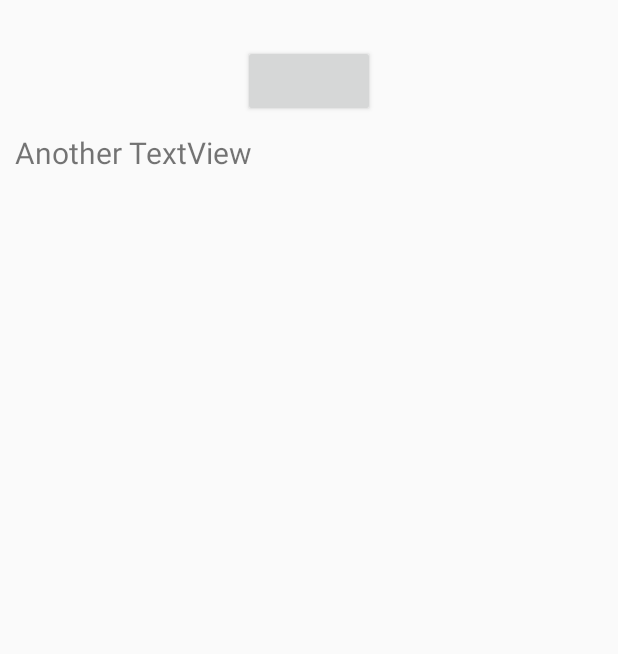
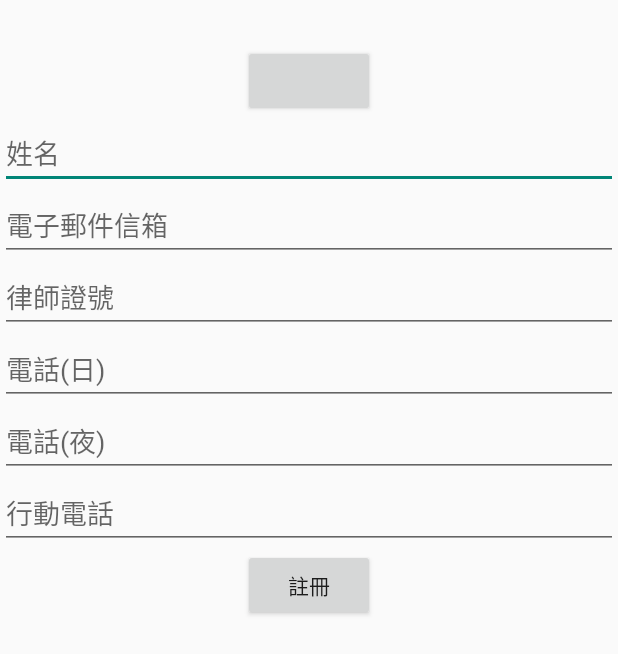
Before and after one commit to 668Jerry/democrasafe, an Android app: the layout fetch.xml on its own in the app's theme, with its tools: preview values and no code run, on a phone screen of 412 x 824 dp. Shown: the top 654 px of the screen. Run offline under Robolectric (Android 15) with nearby library versions, the phone set to English and light mode, and no system bars; plain views replace LoginButton.

Commit message:
fb finished

```diff
--- a/app/src/main/java/org/g0v/democrasafe/LoginActivity.java
+++ b/app/src/main/java/org/g0v/democrasafe/LoginActivity.java
@@ -23,6 +23,7 @@ import android.view.View;
 import android.view.ViewGroup;
 import android.os.Build;
 import android.view.Window;
+import android.widget.EditText;
 import android.widget.LinearLayout;
 import android.widget.TextView;
 
@@ -124,15 +125,15 @@ public class LoginActivity extends FragmentActivity {
     private String buildUserInfoDisplay(GraphUser user) {
         StringBuilder userInfo = new StringBuilder("");
 
-        sUserName = String.format("Name: %s\n\n", user.getName());
+        sUserName = user.getName().toString();
         userInfo.append(sUserName);
         Log.d("facebook", sUserName);
 
-        sUserID = String.format("Id: %s\n\n", user.getId());
+        sUserID = user.getId().toString();
         userInfo.append(sUserID);
         Log.d("facebook", sUserID);
 
-        sUserLanguage = String.format("Locale: %s\n\n", user.getProperty("locale"));
+        sUserLanguage = user.getProperty("locale").toString();
         userInfo.append(sUserLanguage);
         Log.d("facebook", sUserLanguage);
 
@@ -173,7 +174,7 @@ public class LoginActivity extends FragmentActivity {
                                     // Display the parsed user info
                                     Log.d("facebook", buildUserInfoDisplay(user));
                                     showFragment(SELECTION, false);
-                                    ((SelectionFragment)fragments[SELECTION]).setUserInformation(sUserID,sUserName,sUserLanguage);
+                                    ((SelectionFragment)fragments[SELECTION]).setUserInformation(sUserID, sUserName, sUserLanguage);
                                 }
                             }
                         }
@@ -292,7 +293,12 @@ public class LoginActivity extends FragmentActivity {
         public SelectionFragment() {
         }
 
-        private TextView userInfoTextView;
+        private EditText etName;
+        private EditText etEmail;
+        private EditText etNumber;
+        private EditText etTelDay;
+        private EditText etTelNight;
+        private EditText etCell;
 
         @Override
         public View onCreateView(LayoutInflater inflater,
@@ -320,7 +326,13 @@ public class LoginActivity extends FragmentActivity {
             authButton.setFragment(this);
             authButton.setReadPermissions(Arrays.asList("user_location", "user_birthday", "user_likes"));
 
-            userInfoTextView = (TextView) view.findViewById(R.id.userInfoTextView);
+            etName = (EditText) view.findViewById(R.id.editTextUserName);
+            etEmail = (EditText) view.findViewById(R.id.editTextUserEmail);
+            etNumber = (EditText) view.findViewById(R.id.editTextNumber);
+//            etTelDay = (EditText) view.findViewById(R.id.editTextTelDay);
+//            etTelNight = (EditText) view.findViewById(R.id.editTextTelNight);
+            etCell = (EditText) view.findViewById(R.id.editTextCell);
+
             return view;
 
 //            LinearLayout llFull = new LinearLayout(getActivity());
@@ -339,7 +351,7 @@ public class LoginActivity extends FragmentActivity {
         }
 
         public void setUserInformation (String sUserId, String sUserName, String sUserLanguage) {
-            userInfoTextView.setText(sUserId);
+            etName.setText(sUserName);
         }
     }
 
--- a/app/src/main/res/layout/fetch.xml
+++ b/app/src/main/res/layout/fetch.xml
@@ -14,28 +14,152 @@
         />
 
     <!--<TextView-->
-        <!--android:id="@+id/userInfoTextView"-->
-        <!--android:layout_width="match_parent"-->
-        <!--android:layout_height="match_parent"-->
-        <!--android:layout_marginLeft="20dp"-->
-        <!--android:layout_marginTop="20dp"-->
-        <!--android:textAppearance="?android:attr/textAppearanceMedium"-->
-        <!--android:visibility="invisible"-->
-        <!--android:text="abcdef"/>-->
+        <!--android:id="@+id/userNameGuide"-->
+        <!--android:layout_width="fill_parent"-->
+        <!--android:layout_height="wrap_content"-->
+        <!--android:layout_below="@+id/text1"-->
+        <!--android:layout_marginTop="10dp"-->
+        <!--android:paddingLeft="10dp"-->
+        <!--android:lines="1"-->
+        <!--android:clickable="true"-->
+        <!--android:text="姓名："-->
+        <!--android:autoLink="all"-->
+        <!--android:fontFamily="Arial"-->
+        <!--android:typeface="serif"-->
+        <!--android:textSize="20sp" />-->
 
-    <TextView
-        android:id="@+id/userInfoTextView"
-        android:layout_width="fill_parent"
+    <EditText
+        android:layout_width="match_parent"
         android:layout_height="wrap_content"
-        android:layout_below="@+id/text1"
-        android:layout_marginTop="10dp"
-        android:paddingLeft="10dp"
-        android:lines="2"
-        android:clickable="true"
-        android:text="Another TextView"
-        android:autoLink="all"
-        android:fontFamily="Arial"
-        android:typeface="serif"
-        android:textSize="20sp" />
+        android:inputType="textPersonName"
+        android:ems="10"
+        android:hint="姓名"
+        android:id="@+id/editTextUserName" />
+
+    <!--<TextView-->
+        <!--android:id="@+id/userEmailGuide"-->
+        <!--android:layout_width="fill_parent"-->
+        <!--android:layout_height="wrap_content"-->
+        <!--android:layout_below="@+id/text1"-->
+        <!--android:layout_marginTop="10dp"-->
+        <!--android:paddingLeft="10dp"-->
+        <!--android:lines="1"-->
+        <!--android:clickable="true"-->
+        <!--android:text="電子郵件信箱："-->
+        <!--android:autoLink="all"-->
+        <!--android:fontFamily="Arial"-->
+        <!--android:typeface="serif"-->
+        <!--android:textSize="20sp" />-->
+
+    <EditText
+        android:layout_width="match_parent"
+        android:layout_height="wrap_content"
+        android:inputType="textEmailAddress"
+        android:ems="10"
+        android:hint="電子郵件信箱"
+        android:id="@+id/editTextUserEmail" />
+
+    <!--<TextView-->
+        <!--android:id="@+id/userNumberGuide"-->
+        <!--android:layout_width="fill_parent"-->
+        <!--android:layout_height="wrap_content"-->
+        <!--android:layout_below="@+id/text1"-->
+        <!--android:layout_marginTop="10dp"-->
+        <!--android:paddingLeft="10dp"-->
+        <!--android:lines="1"-->
+        <!--android:clickable="true"-->
+        <!--android:text="律師證號："-->
+        <!--android:autoLink="all"-->
+        <!--android:fontFamily="Arial"-->
+        <!--android:typeface="serif"-->
+        <!--android:textSize="20sp" />-->
+
+    <EditText
+        android:layout_width="match_parent"
+        android:layout_height="wrap_content"
+        android:inputType="number"
+        android:ems="10"
+        android:id="@+id/editTextNumber"
+        android:hint="律師證號"
+        android:layout_gravity="center_horizontal" />
+
+    <!--<TextView-->
+        <!--android:id="@+id/userTelDayGuide"-->
+        <!--android:layout_width="fill_parent"-->
+        <!--android:layout_height="wrap_content"-->
+        <!--android:layout_below="@+id/text1"-->
+        <!--android:layout_marginTop="10dp"-->
+        <!--android:paddingLeft="10dp"-->
+        <!--android:lines="1"-->
+        <!--android:clickable="true"-->
+        <!--android:text="電話(日)："-->
+        <!--android:autoLink="all"-->
+        <!--android:fontFamily="Arial"-->
+        <!--android:typeface="serif"-->
+        <!--android:textSize="20sp" />-->
+
+    <EditText
+        android:layout_width="match_parent"
+        android:layout_height="wrap_content"
+        android:inputType="phone"
+        android:ems="10"
+        android:id="@+id/editTextTelDay"
+        android:hint="電話(日)"
+        android:layout_gravity="center_horizontal" />
+
+    <!--<TextView-->
+        <!--android:id="@+id/userTelNightGuide"-->
+        <!--android:layout_width="fill_parent"-->
+        <!--android:layout_height="wrap_content"-->
+        <!--android:layout_below="@+id/text1"-->
+        <!--android:layout_marginTop="10dp"-->
+        <!--android:paddingLeft="10dp"-->
+        <!--android:lines="1"-->
+        <!--android:clickable="true"-->
+        <!--android:text="電話(夜)："-->
+        <!--android:autoLink="all"-->
+        <!--android:fontFamily="Arial"-->
+        <!--android:typeface="serif"-->
+        <!--android:textSize="20sp" />-->
+
+    <EditText
+        android:layout_width="match_parent"
+        android:layout_height="wrap_content"
+        android:inputType="phone"
+        android:ems="10"
+        android:id="@+id/editTextTelNight"
+        android:hint="電話(夜)"
+        android:layout_gravity="center_horizontal" />
+
+    <!--<TextView-->
+        <!--android:id="@+id/userCellGuide"-->
+        <!--android:layout_width="fill_parent"-->
+        <!--android:layout_height="wrap_content"-->
+        <!--android:layout_below="@+id/text1"-->
+        <!--android:layout_marginTop="10dp"-->
+        <!--android:paddingLeft="10dp"-->
+        <!--android:lines="1"-->
+        <!--android:clickable="true"-->
+        <!--android:text="行動電話："-->
+        <!--android:autoLink="all"-->
+        <!--android:fontFamily="Arial"-->
+        <!--android:typeface="serif"-->
+        <!--android:textSize="20sp" />-->
+
+    <EditText
+        android:layout_width="match_parent"
+        android:layout_height="wrap_content"
+        android:inputType="phone"
+        android:ems="10"
+        android:id="@+id/editTextCell"
+        android:hint="行動電話"
+        android:layout_gravity="center_horizontal" />
+
+    <Button
+        android:layout_width="wrap_content"
+        android:layout_height="wrap_content"
+        android:text="註冊"
+        android:id="@+id/buttonRegister"
+        android:layout_gravity="center_horizontal" />
 
 </LinearLayout>
```
